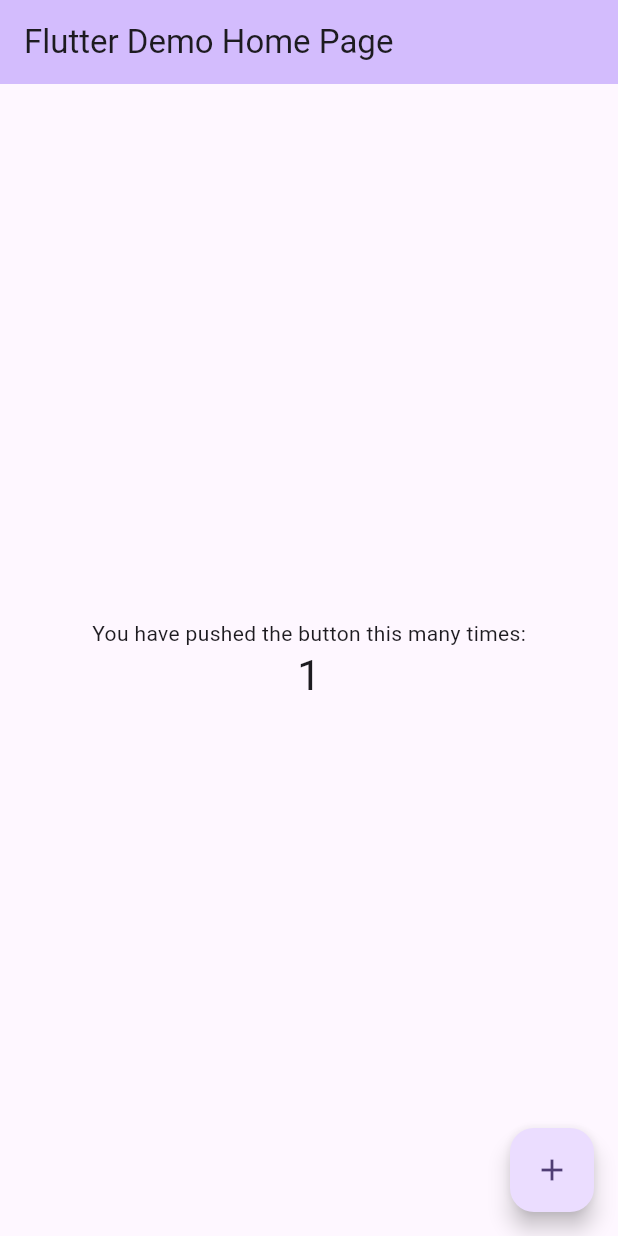
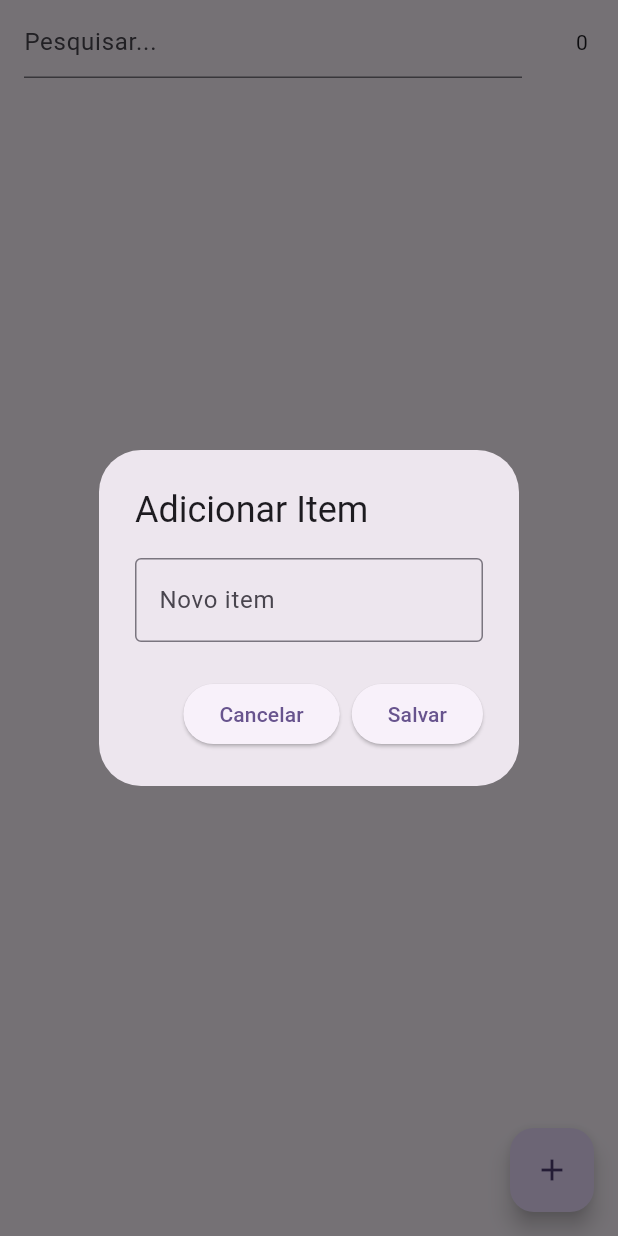
Before and after one commit to lazaroalexandre/mobx_zero_to_hero, a Flutter app: the screen it shows after launch, after a tap on the "add" icon, on a phone screen of 412 x 824 dp. Run offline on Flutter 3.47's test engine with Material 3 defaults, Android fonts, the phone set to English and light mode, and no system bars; our stand-ins replace flutter_mobx, mobx; generated files the repository leaves out were written again.

Commit message:
Todo List

```diff
--- a/lib/main.dart
+++ b/lib/main.dart
@@ -1,125 +1,6 @@
 import 'package:flutter/material.dart';
+import 'package:mobx_zero_to_hero/src/app_widget.dart';
 
 void main() {
-  runApp(const MyApp());
+  runApp(const AppWidget());
 }
-
-class MyApp extends StatelessWidget {
-  const MyApp({super.key});
-
-  // This widget is the root of your application.
-  @override
-  Widget build(BuildContext context) {
-    return MaterialApp(
-      title: 'Flutter Demo',
-      theme: ThemeData(
-        // This is the theme of your application.
-        //
-        // TRY THIS: Try running your application with "flutter run". You'll see
-        // the application has a purple toolbar. Then, without quitting the app,
-        // try changing the seedColor in the colorScheme below to Colors.green
-        // and then invoke "hot reload" (save your changes or press the "hot
-        // reload" button in a Flutter-supported IDE, or press "r" if you used
-        // the command line to start the app).
-        //
-        // Notice that the counter didn't reset back to zero; the application
-        // state is not lost during the reload. To reset the state, use hot
-        // restart instead.
-        //
-        // This works for code too, not just values: Most code changes can be
-        // tested with just a hot reload.
-        colorScheme: ColorScheme.fromSeed(seedColor: Colors.deepPurple),
-        useMaterial3: true,
-      ),
-      home: const MyHomePage(title: 'Flutter Demo Home Page'),
-    );
-  }
-}
-
-class MyHomePage extends StatefulWidget {
-  const MyHomePage({super.key, required this.title});
-
-  // This widget is the home page of your application. It is stateful, meaning
-  // that it has a State object (defined below) that contains fields that affect
-  // how it looks.
-
-  // This class is the configuration for the state. It holds the values (in this
-  // case the title) provided by the parent (in this case the App widget) and
-  // used by the build method of the State. Fields in a Widget subclass are
-  // always marked "final".
-
-  final String title;
-
-  @override
-  State<MyHomePage> createState() => _MyHomePageState();
-}
-
-class _MyHomePageState extends State<MyHomePage> {
-  int _counter = 0;
-
-  void _incrementCounter() {
-    setState(() {
-      // This call to setState tells the Flutter framework that something has
-      // changed in this State, which causes it to rerun the build method below
-      // so that the display can reflect the updated values. If we changed
-      // _counter without calling setState(), then the build method would not be
-      // called again, and so nothing would appear to happen.
-      _counter++;
-    });
-  }
-
-  @override
-  Widget build(BuildContext context) {
-    // This method is rerun every time setState is called, for instance as done
-    // by the _incrementCounter method above.
-    //
-    // The Flutter framework has been optimized to make rerunning build methods
-    // fast, so that you can just rebuild anything that needs updating rather
-    // than having to individually change instances of widgets.
-    return Scaffold(
-      appBar: AppBar(
-        // TRY THIS: Try changing the color here to a specific color (to
-        // Colors.amber, perhaps?) and trigger a hot reload to see the AppBar
-        // change color while the other colors stay the same.
-        backgroundColor: Theme.of(context).colorScheme.inversePrimary,
-        // Here we take the value from the MyHomePage object that was created by
-        // the App.build method, and use it to set our appbar title.
-        title: Text(widget.title),
-      ),
-      body: Center(
-        // Center is a layout widget. It takes a single child and positions it
-        // in the middle of the parent.
-        child: Column(
-          // Column is also a layout widget. It takes a list of children and
-          // arranges them vertically. By default, it sizes itself to fit its
-          // children horizontally, and tries to be as tall as its parent.
-          //
-          // Column has various properties to control how it sizes itself and
-          // how it positions its children. Here we use mainAxisAlignment to
-          // center the children vertically; the main axis here is the vertical
-          // axis because Columns are vertical (the cross axis would be
-          // horizontal).
-          //
-          // TRY THIS: Invoke "debug painting" (choose the "Toggle Debug Paint"
-          // action in the IDE, or press "p" in the console), to see the
-          // wireframe for each widget.
-          mainAxisAlignment: MainAxisAlignment.center,
-          children: <Widget>[
-            const Text(
-              'You have pushed the button this many times:',
-            ),
-            Text(
-              '$_counter',
-              style: Theme.of(context).textTheme.headlineMedium,
-            ),
-          ],
-        ),
-      ),
-      floatingActionButton: FloatingActionButton(
-        onPressed: _incrementCounter,
-        tooltip: 'Increment',
-        child: const Icon(Icons.add),
-      ), // This trailing comma makes auto-formatting nicer for build methods.
-    );
-  }
-}
--- /dev/null
+++ b/lib/src/app_widget.dart
@@ -0,0 +1,19 @@
+import 'package:flutter/material.dart';
+import 'package:mobx_zero_to_hero/src/modules/home/presentation/pages/home_page.dart';
+
+class AppWidget extends StatelessWidget {
+  const AppWidget({super.key});
+
+  @override
+  Widget build(BuildContext context) {
+    return MaterialApp(
+      title: 'Flutter Demo',
+      theme: ThemeData(
+        colorScheme: ColorScheme.fromSeed(seedColor: Colors.deepPurple),
+        useMaterial3: true,
+      ),
+      debugShowCheckedModeBanner: false,
+      home: HomePage(),
+    );
+  }
+}
--- /dev/null
+++ b/lib/src/modules/home/presentation/controllers/home_controller.dart
@@ -0,0 +1,20 @@
+import 'package:mobx/mobx.dart';
+import 'package:mobx_zero_to_hero/src/models/todo.dart';
+part 'home_controller.g.dart';
+
+class HomeController = HomeControllerBase with _$HomeController;
+
+abstract class HomeControllerBase with Store {
+  @observable
+  ObservableList<Todo> listItens = ObservableList<Todo>.of([]).asObservable();
+
+  @computed
+  int get amountTodoCheked => listItens.where((item) => item.check).length;
+
+  @action
+  addTodo(Todo todo) => listItens.add(todo);
+
+  @action
+  removeTodo(Todo todo) =>
+      listItens.removeWhere((item) => item.title == todo.title);
+}
--- /dev/null
+++ b/lib/src/modules/home/presentation/pages/home_page.dart
@@ -0,0 +1,81 @@
+import 'package:flutter/material.dart';
+import 'package:mobx_zero_to_hero/src/models/todo.dart';
+import 'package:mobx_zero_to_hero/src/modules/home/presentation/controllers/home_controller.dart';
+import 'package:mobx_zero_to_hero/src/modules/home/presentation/widgets/Item_widget.dart';
+import 'package:flutter_mobx/flutter_mobx.dart';
+
+class HomePage extends StatelessWidget {
+  HomePage({super.key});
+
+  final controller = HomeController();
+
+  @override
+  Widget build(BuildContext context) {
+    return Scaffold(
+      appBar: AppBar(
+        title: TextFormField(
+          decoration: const InputDecoration(hintText: "Pesquisar..."),
+        ),
+        actions: <Widget>[
+          IconButton(
+            icon: Observer(
+              builder: (_) {
+                return Text("${controller.amountTodoCheked}");
+              }
+            ),
+            onPressed: (){},
+          )
+        ],
+      ),
+      body: Observer(builder: (context) {
+        return ListView.builder(
+          itemCount: controller.listItens.length,
+          itemBuilder: (_, index) {
+            Todo item = controller.listItens[index];
+            return ItemWidget(
+              todo: item,
+              removeTodo: () => controller.removeTodo(item));
+              },
+            );
+          },
+
+    ),
+    floatingActionButton:  FloatingActionButton(
+        onPressed: () => _dialog(context),
+        child: const Icon(Icons.add),
+      ),
+    );
+  }
+
+  _dialog(BuildContext context) {
+    var model = Todo();
+    showDialog(
+      context: context,
+      builder: (_) {
+        return AlertDialog(
+          title: const Text("Adicionar Item"),
+          content: TextFormField(
+            onChanged: (value) => model.setTitle(value),
+            decoration: const InputDecoration(
+              border: OutlineInputBorder(),
+              labelText: "Novo item",
+            ),
+          ),
+          actions: <Widget>[
+            ElevatedButton(
+              onPressed: () => Navigator.pop(context),
+              child: const Text("Cancelar"),
+            ),
+            ElevatedButton(
+              onPressed: () {
+                controller.addTodo(model);
+                Navigator.pop(context);
+              },
+              child: const Text("Salvar"),
+            ),
+          ],
+        );
+      },
+    );
+  }
+}
--- a/pubspec.yaml
+++ b/pubspec.yaml
@@ -35,6 +35,10 @@ dependencies:
   # The following adds the Cupertino Icons font to your application.
   # Use with the CupertinoIcons class for iOS style icons.
   cupertino_icons: ^1.0.2
+  mobx: ^2.3.0+1
+  mobx_codegen: ^2.6.0+1
+  build_runner: ^2.4.8
+  flutter_mobx: ^2.2.0+2
 
 dev_dependencies:
   flutter_test:
```
Also changed, not shown: lib/src/models/todo.dart (added, +26 -0 lines), lib/src/modules/home/presentation/widgets/Item_widget.dart (added, +32 -0 lines), lib/src/models/todo.g.dart (added), lib/src/modules/home/presentation/controllers/home_controller.g.dart (added), pubspec.lock.
